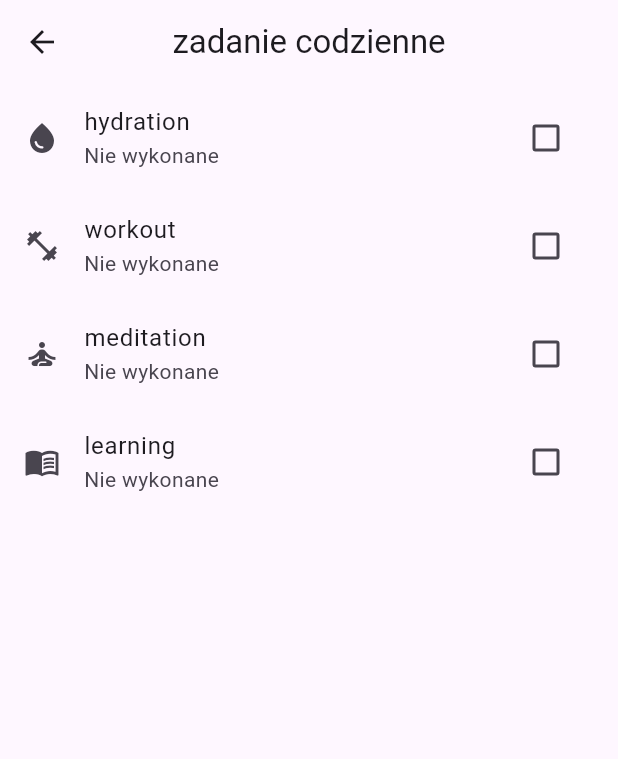
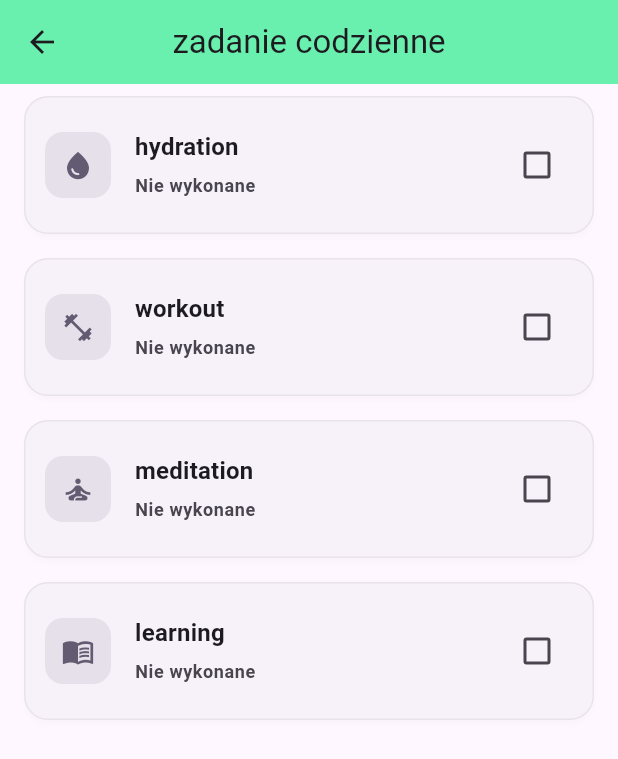
Before and after one commit to michalprog/clean_path, a Flutter app: the screen it shows after launch, in the side drawer, after a tap on "Wyzwania dzienne", on a phone screen of 412 x 824 dp. Shown: the top 759 px of the screen. Run offline on Flutter 3.47's test engine with Material 3 defaults, Android fonts, the phone set to English and light mode, and no system bars; our stand-ins replace animated_text_kit, fl_chart, font_awesome_flutter, get_it, hugeicons, shared_preferences and 3 more; accounts and stored records are empty.

Commit message:
poprawka graficzna daily tasks

```diff
--- a/lib/widgets/daily_task_tile.dart
+++ b/lib/widgets/daily_task_tile.dart
@@ -16,19 +16,68 @@ class DailyTaskTile extends StatelessWidget {
 
   @override
   Widget build(BuildContext context) {
-    return ListTile(
-      leading: taskIcon,
-      title: Text(taskTitle),
-      subtitle: Text(isCompleted ? 'Wykonane' : 'Nie wykonane'),
+    final theme = Theme.of(context);
+    final cs = theme.colorScheme;
+
+    return Card(
+      margin: const EdgeInsets.symmetric(vertical: 8, horizontal: 16),
+      elevation: 1.5,
+      shadowColor: Colors.black.withValues(alpha: 0.08),
+      shape: RoundedRectangleBorder(
+        borderRadius: BorderRadius.circular(16),
+        side: BorderSide(
+          color: cs.outlineVariant.withValues(alpha: 0.35),
+        ),
+      ),
+      child: ListTile(
+        contentPadding: const EdgeInsets.symmetric(horizontal: 14, vertical: 10),
+        leading: Container(
+          width: 44,
+          height: 44,
+          decoration: BoxDecoration(
+            color: (isCompleted ? cs.primary : cs.secondary)
+                .withValues(alpha: 0.12),
+            borderRadius: BorderRadius.circular(12),
+          ),
+          alignment: Alignment.center,
+          child: IconTheme(
+            data: IconThemeData(
+              color: isCompleted ? cs.primary : cs.secondary,
+              size: 22,
+            ),
+            child: taskIcon,
+          ),
+        ),
+        title: Text(
+          taskTitle,
+          maxLines: 1,
+          overflow: TextOverflow.ellipsis,
+          style: theme.textTheme.titleMedium?.copyWith(
+            fontWeight: FontWeight.w700,
+            color: isCompleted
+                ? cs.onSurface.withValues(alpha: 0.60)
+                : cs.onSurface,
+          ),
+        ),
+        subtitle: Padding(
+          padding: const EdgeInsets.only(top: 6),
+          child: Text(
+            isCompleted ? 'Wykonane' : 'Nie wykonane',
+            style: theme.textTheme.bodySmall?.copyWith(
+              color: isCompleted ? cs.primary : cs.onSurfaceVariant,
+              fontWeight: FontWeight.w600,
+            ),
+          ),
+        ),
         trailing: Checkbox(
           value: isCompleted,
           onChanged: isCompleted
               ? null
               : (value) {
-          if (value == true) {
-            onCompleted();
-          }
+            if (value == true) onCompleted();
           },
+        ),
+        onTap: isCompleted ? null : onCompleted,
       ),
     );
   }
--- a/lib/window_widgets/daily_task_view.dart
+++ b/lib/window_widgets/daily_task_view.dart
@@ -25,7 +25,11 @@ class DailyTaskView extends StatelessWidget {
   @override
   Widget build(BuildContext context) {
     return Scaffold(
-      appBar: AppBar(centerTitle: true, title: const Text("zadanie codzienne")),
+      appBar: AppBar(
+        backgroundColor: Colors.greenAccent,
+        centerTitle: true,
+        title: const Text("zadanie codzienne"),
+      ),
       body: Consumer<DailyTasksProvider>(
         builder: (context, provider, _) {
           final tasks = provider.tasks;
```
Lines whose indentation alone changed are shown as unchanged.
